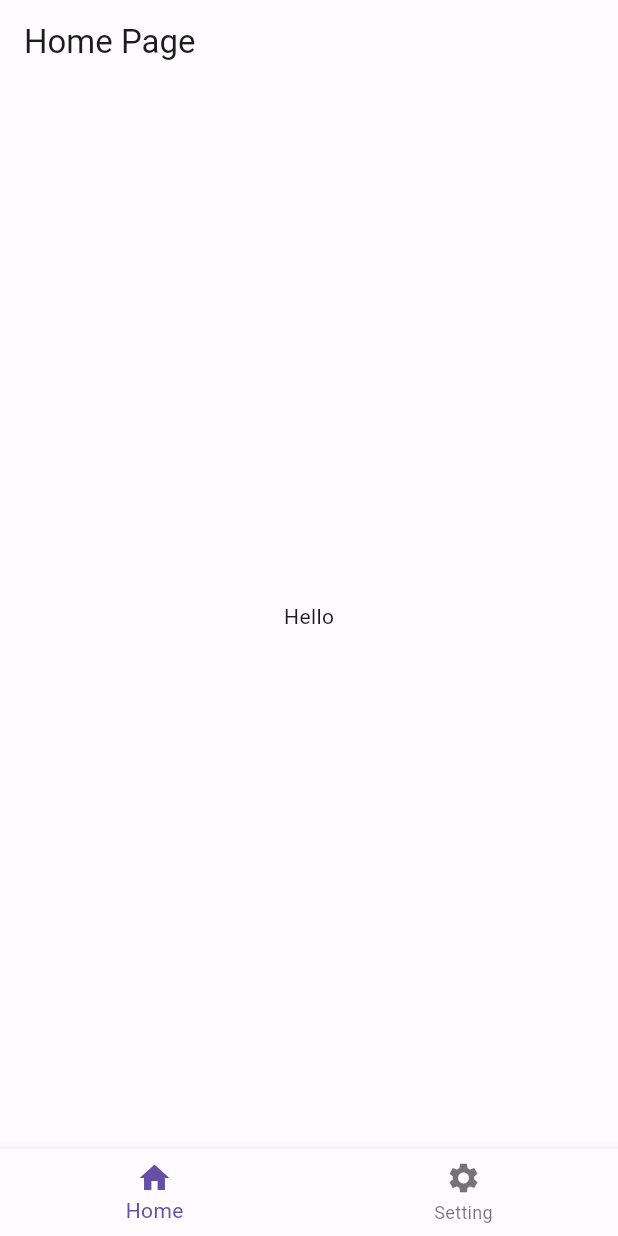
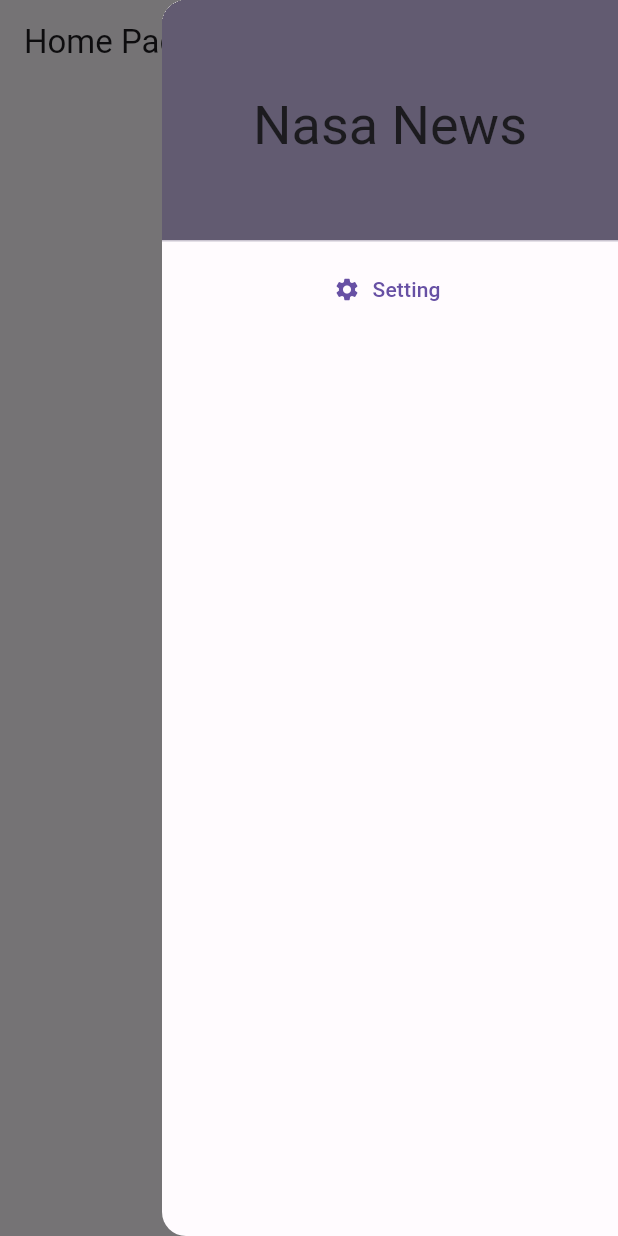
Before and after one commit to MinaVictor1/Features, a Flutter app: the screen it shows after launch, with the side drawer open (before the commit the screen has no drawer), on a phone screen of 412 x 824 dp. Run offline on Flutter 3.47's test engine with Material 2 defaults, Android fonts, the phone set to English and light mode, and no system bars; our stand-ins replace bloc, flutter_bloc, go_router, google_fonts, hive_flutter; accounts and stored records are empty; generated files the repository leaves out were written again.

Commit message:
add sizer and Drawer

```diff
--- a/basicapp/lib/Screens/home/homepage.dart
+++ b/basicapp/lib/Screens/home/homepage.dart
@@ -1,7 +1,5 @@
 import 'package:flutter/material.dart';
-import 'package:go_router/go_router.dart';
-import '../../utils/app_router.dart';
-import '../../utils/bottomnavbar.dart';
+import '../setting/widgets/drawer.dart';
 import 'widgets/homepagebody.dart';
 import 'package:flutter_gen/gen_l10n/app_localizations.dart';
 
@@ -10,18 +8,14 @@ class HomePage extends StatelessWidget {
 
   @override
   Widget build(BuildContext context) {
-    return Scaffold(
-      appBar: AppBar(
-        title: Text(AppLocalizations.of(context)!.titleHome),
+    return SafeArea(
+      child: Scaffold(
+        appBar: AppBar(
+          title: Text(AppLocalizations.of(context)!.titleHome),
+        ),
+        endDrawer: const DrawerPage(),
+        body: const HomePageBody(),
       ),
-      bottomNavigationBar: BottomNavbar(
-        onTap: (value) {
-          if (value == 1) {
-            GoRouter.of(context).push(Approute.kSetting);
-          }
-        },
-      ),
-      body: const SafeArea(child: HomePageBody()),
     );
   }
 }
--- a/basicapp/lib/Screens/setting/setting.dart
+++ b/basicapp/lib/Screens/setting/setting.dart
@@ -14,13 +14,6 @@ class Setting extends StatelessWidget {
       appBar: AppBar(
         title: Text(AppLocalizations.of(context)!.titleSetting),
       ),
-      bottomNavigationBar: BottomNavbar(
-        onTap: (value) {
-          if (value == 0) {
-            GoRouter.of(context).pop();
-          }
-        },
-      ),
       body: const SafeArea(child: SettingBody()),
     );
   }
--- /dev/null
+++ b/basicapp/lib/Screens/setting/widgets/drawer.dart
@@ -0,0 +1,37 @@
+import 'package:basicapp/utils/app_router.dart';
+import 'package:flutter/material.dart';
+import 'package:go_router/go_router.dart';
+import 'package:flutter_gen/gen_l10n/app_localizations.dart';
+
+class DrawerPage extends StatelessWidget {
+  const DrawerPage({
+    super.key,
+  });
+
+  @override
+  Widget build(BuildContext context) {
+    return Drawer(
+      child: ListView(
+        children: [
+          DrawerHeader(
+            decoration: BoxDecoration(
+              color: Theme.of(context).colorScheme.secondary,
+            ),
+            child: Center(
+              child: Text(
+                AppLocalizations.of(context)!.drawerTitle,
+                style: Theme.of(context).textTheme.displaySmall,
+              ),
+            ),
+          ),
+          TextButton.icon(
+              onPressed: () {
+                GoRouter.of(context).push(Approute.kSetting);
+              },
+              icon: const Icon(Icons.settings),
+              label: Text(AppLocalizations.of(context)!.settingNav))
+        ],
+      ),
+    );
+  }
+}
--- a/basicapp/lib/l10n/app_ar.arb
+++ b/basicapp/lib/l10n/app_ar.arb
@@ -1,6 +1,7 @@
 {
     "titleHome": "الصفحة الرئيسية",
     "textHome": "مرحبًا",
+    "drawerTitle": "أخبار ناسا",
     "homeNav": "الرئيسية",
     "settingNav": "الإعدادات",
     "titleSetting": "صفحة الإعدادات",
--- a/basicapp/lib/l10n/app_en.arb
+++ b/basicapp/lib/l10n/app_en.arb
@@ -1,6 +1,7 @@
 {
     "titleHome": "Home Page",
     "textHome": "Hello",
+    "drawerTitle": "Nasa News",
     "homeNav" : "Home",
     "settingNav" : "Setting",
     "titleSetting" : "Setting Page",
--- a/basicapp/pubspec.yaml
+++ b/basicapp/pubspec.yaml
@@ -39,6 +39,7 @@ dependencies:
   hive_flutter: ^1.1.0
   intl: ^0.18.1
   localization: ^2.1.0
+  sizer: ^2.0.15
 
 dev_dependencies:
 
```
Also changed, not shown: basicapp/pubspec.lock.
